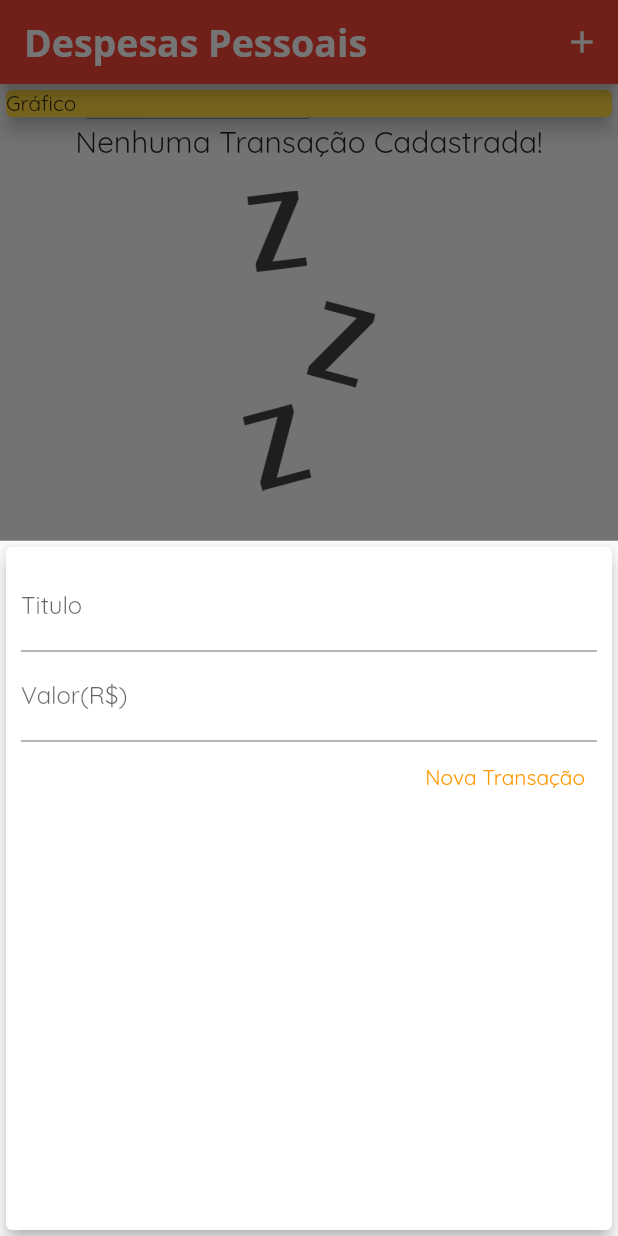
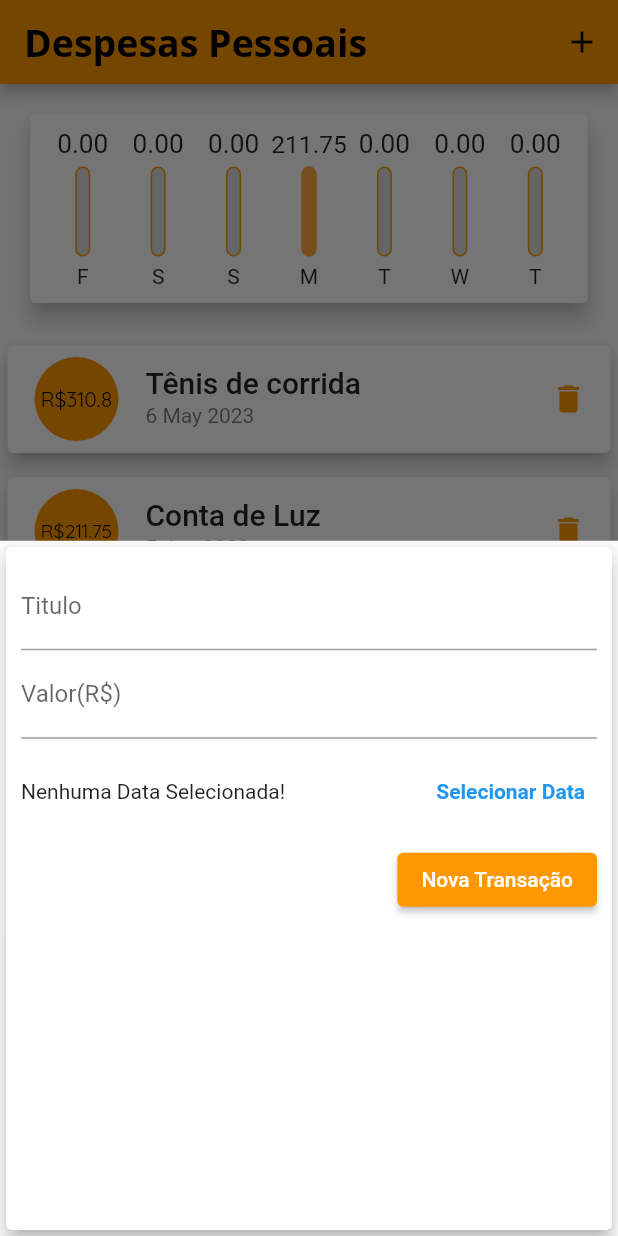
Before and after one commit to Fabdosantos/expenses, a Flutter app: the screen it shows after launch, after a tap on the "add" icon, on a phone screen of 412 x 824 dp. Run offline on Flutter 3.47's test engine with Material 2 defaults, Android fonts, the phone set to English and light mode, and no system bars.

Commit message:
adiciona chart e outros

```diff
--- /dev/null
+++ b/lib/components/chart.dart
@@ -0,0 +1,65 @@
+import 'package:flutter/material.dart';
+import 'package:intl/intl.dart';
+import '../models/transaction.dart';
+import 'chart_bar.dart';
+
+class Chart extends StatelessWidget {
+  final List<Transaction> recentTransaction;
+
+  const Chart(this.recentTransaction, {super.key});
+
+  List<Map<String, Object>> get groupedTransactions {
+    return List.generate(7, (index) {
+      final weekDay = DateTime.now().subtract(
+        Duration(days: index),
+      );
+
+      double totalSum = 0.0;
+      for (var i = 0; i < recentTransaction.length; i++) {
+        bool sameDay = recentTransaction[i].date.day == weekDay.day;
+        bool sameMonth = recentTransaction[i].date.month == weekDay.month;
+        bool sameYear = recentTransaction[i].date.year == weekDay.year;
+
+        if (sameDay && sameMonth && sameYear) {
+          totalSum += recentTransaction[i].value;
+        }
+      }
+
+      return {
+        'day': DateFormat.E().format(weekDay)[0],
+        'value': totalSum,
+      };
+    }).reversed.toList();
+  }
+
+  double get _weekTotalValue {
+    return groupedTransactions.fold(0.0, (sum, tr) {
+      final value = tr['value'] as double;
+      return sum + value;
+    });
+  }
+
+  @override
+  Widget build(BuildContext context) {
+    return Card(
+      elevation: 6,
+      margin: const EdgeInsets.all(20),
+      child: Padding(
+        padding: const EdgeInsets.all(10),
+        child: Row(
+          mainAxisAlignment: MainAxisAlignment.spaceAround,
+          children: groupedTransactions.map((tr) {
+            return Flexible(
+              fit: FlexFit.tight,
+              child: ChartBar(
+                label: tr['day'] as String,
+                value: tr['value'] as double,
+                percentage: (tr['value'] as double) / _weekTotalValue,
+              ),
+            );
+          }).toList(),
+        ),
+      ),
+    );
+  }
+}
--- /dev/null
+++ b/lib/components/chart_bar.dart
@@ -0,0 +1,59 @@
+import 'package:flutter/material.dart';
+
+class ChartBar extends StatelessWidget {
+  final String label;
+  final double value;
+  final double percentage;
+
+  const ChartBar({
+    super.key,
+    required this.label,
+    required this.value,
+    required this.percentage,
+  });
+
+  @override
+  Widget build(BuildContext context) {
+    return Column(
+      children: <Widget>[
+        SizedBox(
+          height: 20,
+          child: FittedBox(
+            child: Text(value.toStringAsFixed(2)),
+          ),
+        ),
+        const SizedBox(height: 5),
+        SizedBox(
+          height: 60,
+          width: 10,
+          child: Stack(
+            alignment: Alignment.bottomCenter,
+            children: <Widget>[
+              Container(
+                decoration: BoxDecoration(
+                  border: Border.all(
+                    color: Colors.orange,
+                    width: 1.0,
+                  ),
+                  color: const Color.fromRGBO(220, 220, 220, 1),
+                  borderRadius: BorderRadius.circular(5),
+                ),
+              ),
+              FractionallySizedBox(
+                heightFactor: percentage,
+                child: Container(
+                  decoration: BoxDecoration(
+                    color: Colors.orangeAccent,
+                    borderRadius: BorderRadius.circular(5),
+                  ),
+                ),
+              ),
+            ],
+          ),
+        ),
+        const SizedBox(height: 5),
+        Text(label),
+      ],
+    );
+  }
+}
--- a/lib/components/transaction_form.dart
+++ b/lib/components/transaction_form.dart
@@ -1,4 +1,5 @@
 import 'package:flutter/material.dart';
+import 'package:intl/intl.dart';
 
 class TransactionForm extends StatefulWidget {
   final void Function(String, double) onSubmit;
@@ -9,18 +10,36 @@ class TransactionForm extends StatefulWidget {
 }
 
 class _TransactionFormState extends State<TransactionForm> {
-  final titleController = TextEditingController();
+  final _titleController = TextEditingController();
+  final _valueController = TextEditingController();
+  DateTime? _selectedDate;
 
-  final valueController = TextEditingController();
+  get height => null;
 
   _submitForm() {
-    final title = titleController.text;
-    final value = double.tryParse(valueController.text) ?? 0.0;
+    final title = _titleController.text;
+    final value = double.tryParse(_valueController.text) ?? 0.0;
     if (title.isEmpty || value <= 0) {
       return;
     }
 
     widget.onSubmit(title, value);
+  }
+
+  _showDataPicker() {
+    showDatePicker(
+      context: context,
+      initialDate: DateTime.now(),
+      firstDate: DateTime(2020),
+      lastDate: DateTime.now(),
+    ).then((pickedData) {
+      if (pickedData == null) {
+        return;
+      }
+      setState(() {
+        _selectedDate = pickedData;
+      });
+    });
   }
 
   @override
@@ -32,14 +51,14 @@ class _TransactionFormState extends State<TransactionForm> {
         child: Column(
           children: <Widget>[
             TextField(
-              controller: titleController,
+              controller: _titleController,
               onSubmitted: (_) => _submitForm(),
               decoration: const InputDecoration(
                 labelText: 'Titulo',
               ),
             ),
             TextField(
-              controller: valueController,
+              controller: _valueController,
               keyboardType:
                   const TextInputType.numberWithOptions(decimal: true),
               onSubmitted: (_) => _submitForm(),
@@ -47,14 +66,38 @@ class _TransactionFormState extends State<TransactionForm> {
                 labelText: 'Valor(R\$)',
               ),
             ),
+            SizedBox(
+              height: 70,
+              child: Row(
+                children: <Widget>[
+                  Expanded(
+                    child: Text(
+                      _selectedDate == null
+                          ? 'Nenhuma Data Selecionada!'
+                          : 'Data Selecionada: ${DateFormat('dd/MM/y').format(_selectedDate!)}',
+                    ),
+                  ),
+                  TextButton(
+                    onPressed: _showDataPicker,
+                    child: Text(
+                      'Selecionar Data',
+                      style: TextStyle(
+                        fontWeight: FontWeight.bold,
+                        color: Theme.of(context).primaryColor,
+                      ),
+                    ),
+                  ),
+                ],
+              ),
+            ),
             Row(
               mainAxisAlignment: MainAxisAlignment.end,
               children: <Widget>[
-                TextButton(
+                ElevatedButton(
                   onPressed: _submitForm,
                   child: const Text(
                     'Nova Transação',
-                    style: TextStyle(color: Colors.orange),
+                    style: TextStyle(color: Colors.white),
                   ),
                 ),
               ],
--- a/lib/components/transaction_list.dart
+++ b/lib/components/transaction_list.dart
@@ -1,6 +1,6 @@
 import 'package:flutter/material.dart';
+import 'package:intl/intl.dart';
 import '../models/transaction.dart';
-import 'package:intl/intl.dart';
 
 class TransactionsList extends StatelessWidget {
   final List<Transaction> transactions;
@@ -33,49 +33,36 @@ class TransactionsList extends StatelessWidget {
               itemBuilder: (ctx, index) {
                 final tr = transactions[index];
                 return Card(
-                  child: Row(
-                    children: [
-                      Container(
+                  elevation: 5,
                   margin: const EdgeInsets.symmetric(
-                          horizontal: 15,
-                          vertical: 10,
+                    vertical: 8,
+                    horizontal: 5,
                   ),
-                        decoration: BoxDecoration(
-                          border: Border.all(
+                  child: ListTile(
+                      leading: CircleAvatar(
+                        backgroundColor: Colors.orange,
+                        radius: 30,
+                        child: Padding(
+                          padding: const EdgeInsets.all(6.0),
+                          child: FittedBox(
+                            child: Text(
+                              'R\$${tr.value}',
+                              style: const TextStyle(
                                 color: Colors.black,
-                            width: 2,
-                          ),
-                        ),
-                        padding: const EdgeInsets.all(10),
-                        child: Text(
-                          'R\$ ${tr.value.toStringAsFixed(2)}',
-                          style: const TextStyle(
-                            fontWeight: FontWeight.bold,
-                            fontSize: 20,
-                            color: Colors.orange,
                               ),
                             ),
                           ),
-                      Column(
-                        crossAxisAlignment: CrossAxisAlignment.start,
-                        children: <Widget>[
-                          Text(
-                            tr.title,
-                            style: const TextStyle(
-                              fontSize: 16,
-                              fontWeight: FontWeight.bold,
                         ),
                       ),
-                          Text(
-                            DateFormat('d/MMM/y').format(tr.date),
-                            style: TextStyle(
-                              color: Colors.grey[800],
+                      title: Text(
+                        tr.title,
+                        style: Theme.of(context).textTheme.titleLarge,
                       ),
+                      subtitle: Text(
+                        DateFormat('d MMM y').format(tr.date),
                       ),
-                        ],
-                      ),
-                    ],
-                  ),
+                      trailing: const Icon(Icons.delete),
+                      iconColor: Colors.orange),
                 );
               },
             ),
--- a/lib/main.dart
+++ b/lib/main.dart
@@ -1,3 +1,4 @@
+import 'package:expenses/components/chart.dart';
 import 'package:flutter/material.dart';
 import 'dart:math';
 import './components/transaction_form.dart';
@@ -14,9 +15,10 @@ class ExpensesApp extends StatelessWidget {
     return MaterialApp(
       home: const MyHomePage(),
       theme: ThemeData(
-        colorScheme: ColorScheme.fromSwatch(primarySwatch: Colors.red)
-            .copyWith(secondary: Colors.amber),
+        colorScheme: ColorScheme.fromSwatch(primarySwatch: Colors.orange)
+            .copyWith(secondary: Colors.orange),
         fontFamily: 'Quicksand',
+        textTheme: ThemeData.light().textTheme.copyWith(),
       ),
     );
   }
@@ -31,19 +33,27 @@ class MyHomePage extends StatefulWidget {
 
 class _MyHomePageState extends State<MyHomePage> {
   final List<Transaction> _transactions = [
-    // Transaction(
-    //   id: 'T1',
-    //   title: 'Tênis de corrida',
-    //   value: 310.80,
-    //   date: DateTime.now(),
-    // ),
-    // Transaction(
-    //   id: 'T2',
-    //   title: 'Conta de Luz',
-    //   value: 211.75,
-    //   date: DateTime.now(),
-    // ),
+    Transaction(
+      id: 't0',
+      title: 'Tênis de corrida',
+      value: 310.80,
+      date: DateTime.now().subtract(const Duration(days: 33)),
+    ),
+    Transaction(
+      id: 't1',
+      title: 'Conta de Luz',
+      value: 211.75,
+      date: DateTime.now().subtract(const Duration(days: 3)),
+    ),
   ];
+
+  List<Transaction> get recentTransaction {
+    return _transactions.where((tr) {
+      return tr.date.isAfter(DateTime.now().subtract(
+        const Duration(days: 7),
+      ));
+    }).toList();
+  }
 
   _addTransaction(String title, double value) {
     final newTransaction = Transaction(
@@ -92,14 +102,7 @@ class _MyHomePageState extends State<MyHomePage> {
         child: Column(
           crossAxisAlignment: CrossAxisAlignment.stretch,
           children: <Widget>[
-            const SizedBox(
-              width: double.infinity,
-              child: Card(
-                color: Colors.amberAccent,
-                elevation: 5,
-                child: Text('Gráfico'),
-              ),
-            ),
+            Chart(recentTransaction),
             TransactionsList(_transactions),
           ],
         ),
```
Lines whose indentation alone changed are shown as unchanged.
